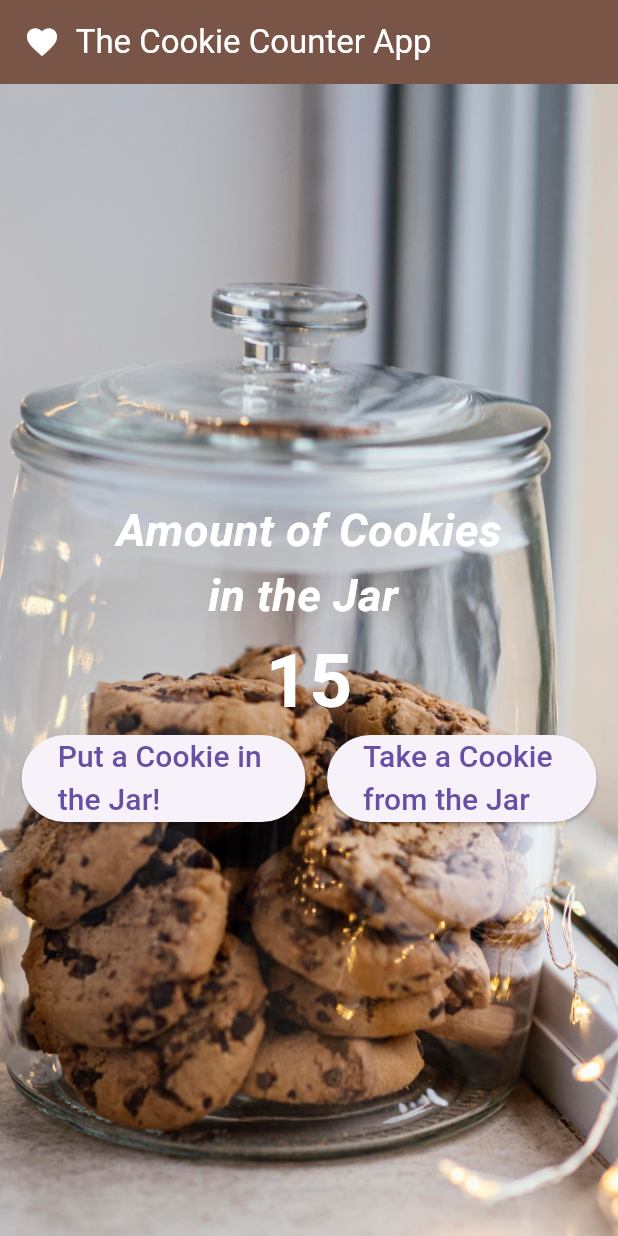
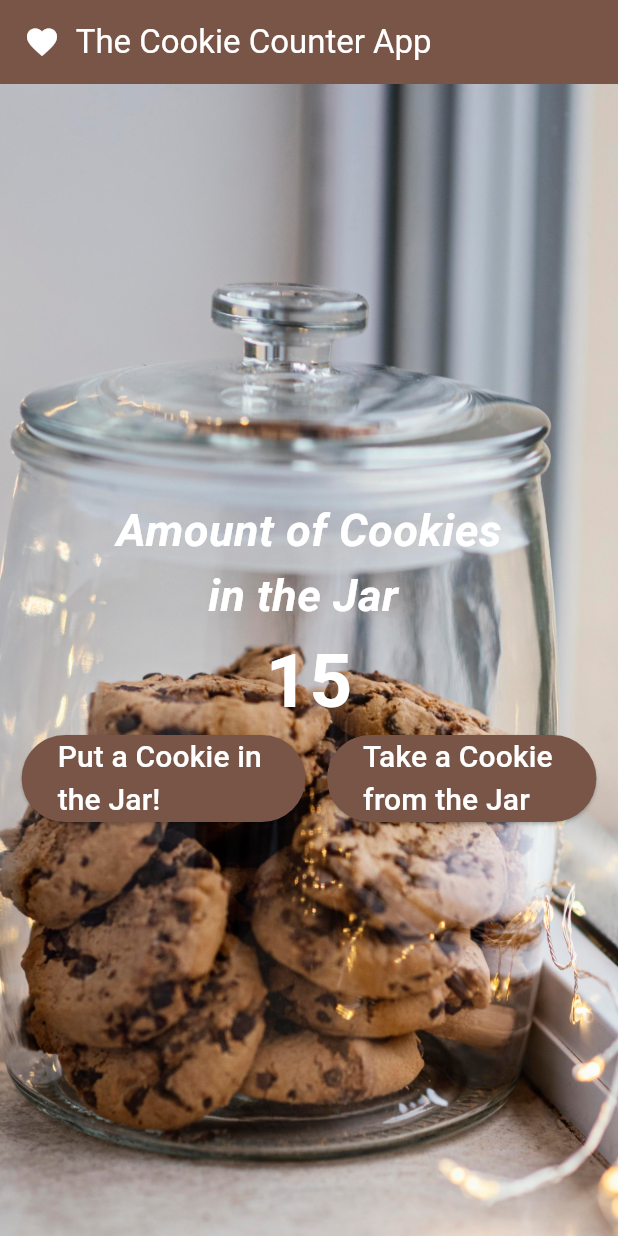
Before and after one commit to Cynder71/Cookie-Counter, a Flutter app: the screen it shows after launch, on a phone screen of 412 x 824 dp. Run offline on Flutter 3.47's test engine with Material 3 defaults, Android fonts, the phone set to English and light mode, and no system bars.

Commit message:
Brown Buttons

```diff
--- a/contador/lib/main.dart
+++ b/contador/lib/main.dart
@@ -85,15 +85,30 @@ class _CookieCounterState extends State<CookieCounter> {
               Row(
                 mainAxisAlignment: MainAxisAlignment.spaceEvenly,
                 children: [
-                  ElevatedButton(onPressed: _oneMoreCookie, child: const Text(
+                  ElevatedButton(
+                  onPressed: _oneMoreCookie,
+                  style: ElevatedButton.styleFrom(
+                    backgroundColor: Colors.brown, // Set background color here
+                  ),
+                  child: const Text(
                     "Put a Cookie in \nthe Jar!",
-                    style: TextStyle(fontSize: 20),
-
-                    )),
-
-                  ElevatedButton(onPressed: _oneLessCookie, child: const Text(
+                    style: TextStyle(
+                     fontSize: 20,
+                     color: Colors.white,
+                     ),
+                  ),
+                ),
+                  ElevatedButton(
+                    onPressed: _oneLessCookie,
+                    style: ElevatedButton.styleFrom(
+                    backgroundColor: Colors.brown,
+                    ),
+                    child: const Text(
                     "Take a Cookie \nfrom the Jar",
-                    style: TextStyle(fontSize: 20),
+                    style: TextStyle(
+                     fontSize: 20,
+                     color: Colors.white,
+                     ),
                     )),]
               ),
           ],
```
